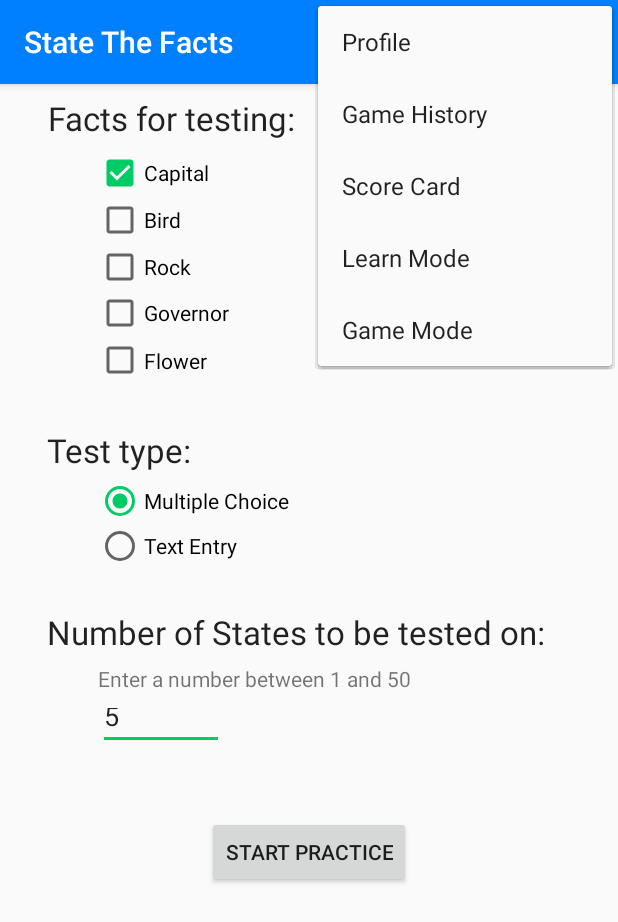
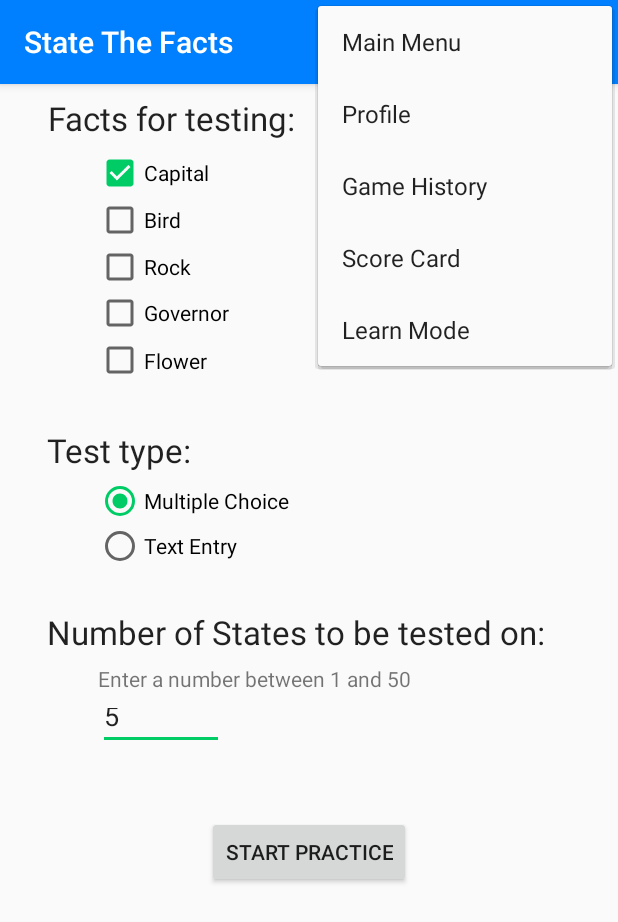
Before and after one commit to TrentonSouth/CS246-StateTheFacts, an Android app: the GameSettingsActivity screen opened directly, with no data from a screen before it, with the options menu open, on a phone screen of 412 x 824 dp. Shown: the top 922 px of the screen. Run offline under Robolectric (Android 15) with nearby library versions, the phone set to English and light mode, and no system bars; 1 statement that could not run was skipped.

Commit message:
work on ellipsis menu for each activity, making it so the menu changes based on which activity the user is in. It will only list the other activities as options.

```diff
--- a/app/src/main/java/com/example/statethefacts/FactsListActivity.java
+++ b/app/src/main/java/com/example/statethefacts/FactsListActivity.java
@@ -44,7 +44,7 @@ public class FactsListActivity extends AppCompatActivity {
     @Override
     public boolean onCreateOptionsMenu(Menu menu) {
         //https://www.youtube.com/watch?v=kknBxoCOYXI
-        getMenuInflater().inflate(R.menu.main_menu, menu);
+        getMenuInflater().inflate(R.menu.practice_menu, menu);
         return true;
     }
 
--- a/app/src/main/java/com/example/statethefacts/GameActivity.java
+++ b/app/src/main/java/com/example/statethefacts/GameActivity.java
@@ -58,7 +58,7 @@ public class GameActivity extends AppCompatActivity {
     @Override
     public boolean onCreateOptionsMenu(Menu menu) {
         //https://www.youtube.com/watch?v=kknBxoCOYXI
-        getMenuInflater().inflate(R.menu.main_menu, menu);
+        getMenuInflater().inflate(R.menu.game_menu, menu);
         return true;
     }
 
--- a/app/src/main/java/com/example/statethefacts/GameSettingsActivity.java
+++ b/app/src/main/java/com/example/statethefacts/GameSettingsActivity.java
@@ -40,7 +40,7 @@ public class GameSettingsActivity extends AppCompatActivity {
     @Override
     public boolean onCreateOptionsMenu(Menu menu) {
         //https://www.youtube.com/watch?v=kknBxoCOYXI
-        getMenuInflater().inflate(R.menu.main_menu, menu);
+        getMenuInflater().inflate(R.menu.setting_menu, menu);
         return true;
     }
 
--- a/app/src/main/java/com/example/statethefacts/HistoryActivity.java
+++ b/app/src/main/java/com/example/statethefacts/HistoryActivity.java
@@ -38,7 +38,7 @@ public class HistoryActivity extends AppCompatActivity {
     @Override
     public boolean onCreateOptionsMenu(Menu menu) {
         //https://www.youtube.com/watch?v=kknBxoCOYXI
-        getMenuInflater().inflate(R.menu.main_menu, menu);
+        getMenuInflater().inflate(R.menu.history_menu, menu);
         return true;
     }
 
--- a/app/src/main/java/com/example/statethefacts/UserProfileActivity.java
+++ b/app/src/main/java/com/example/statethefacts/UserProfileActivity.java
@@ -41,7 +41,7 @@ public class UserProfileActivity extends AppCompatActivity {
     @Override
     public boolean onCreateOptionsMenu(Menu menu) {
         //https://www.youtube.com/watch?v=kknBxoCOYXI
-        getMenuInflater().inflate(R.menu.main_menu, menu);
+        getMenuInflater().inflate(R.menu.profile_menu, menu);
         return true;
     }
 
--- /dev/null
+++ b/app/src/main/res/menu/setting_menu.xml
@@ -0,0 +1,25 @@
+<?xml version="1.0" encoding="utf-8"?>
+<menu xmlns:android="http://schemas.android.com/apk/res/android"
+    xmlns:app="http://schemas.android.com/apk/res-auto">
+
+    <item android:id="@+id/main"
+        android:title="@string/main"
+        app:showAsAction="never"/>
+
+    <item android:id="@+id/profile"
+        android:title="@string/profile"
+        app:showAsAction="never"/>
+
+    <item android:id="@+id/history"
+        android:title="@string/history"
+        app:showAsAction="never"/>
+
+    <item android:id="@+id/score_card"
+        android:title="@string/score_card"
+        app:showAsAction="never"/>
+
+    <item android:id="@+id/learn_mode"
+        android:title="@string/learn_mode"
+        app:showAsAction="never"/>
+
+</menu>
--- a/app/src/main/res/values/strings.xml
+++ b/app/src/main/res/values/strings.xml
@@ -6,6 +6,7 @@
     <string name="score_card">Score Card</string>
     <string name="learn_mode">Learn Mode</string>
     <string name="game_mode">Game Mode</string>
+    <string name="main">Main Menu</string>
 
     <string name="app_title">State The Facts</string>
     <string name="button_charts_example">Charts Example</string>
@@ -15,7 +16,7 @@
     <string name="button_next_question">Next Question</string>
     <string name="button_save_userPreferences">Save</string>
     <string name="button_change_profile">Change Profile</string>
-    <string name="button_practice_mode">Practice Mode</string>
+    <string name="button_practice_mode">Learn Mode</string>
     <string name="button_game_mode">Game Mode</string>
     <string name="button_history">VIEW GAME HISTORY</string>
     <string name="title_activity_facts_list">ScrollingActivity</string>
```
Also changed, not shown: app/src/main/res/menu/game_menu.xml (added, +29 -0 lines), app/src/main/res/menu/history_menu.xml (added, +24 -0 lines), app/src/main/res/menu/practice_menu.xml (added, +24 -0 lines), app/src/main/res/menu/profile_menu.xml (added, +24 -0 lines).
